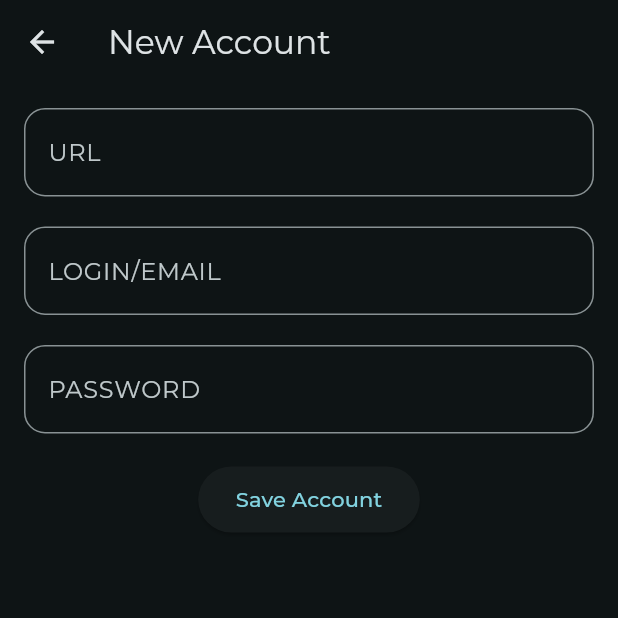
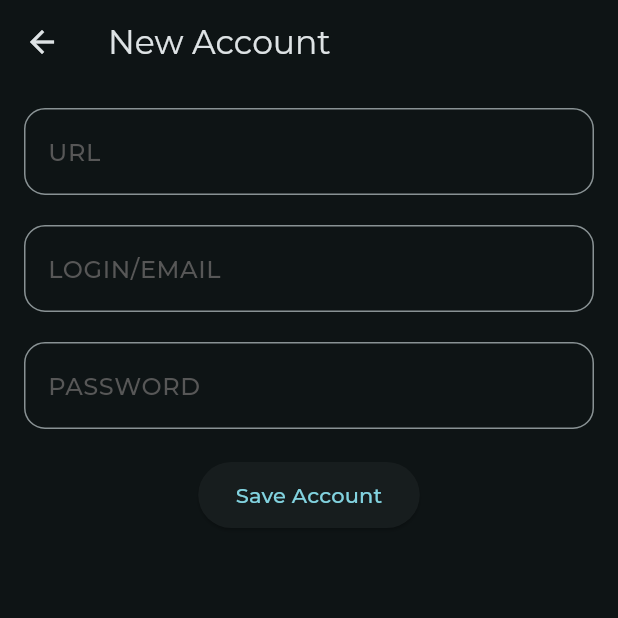
Before and after one commit to uhsmsc/password_manager, a Flutter app: the screen it shows after launch, after a tap on the "add circle outline" icon, on a phone screen of 412 x 824 dp, the top half of it. Run offline on Flutter 3.47's test engine with Material 3 defaults, Android fonts, the light colour scheme and no system bars; our stand-ins replace cached_network_image, google_fonts; network calls fail.

Commit message:
Change of style

```diff
--- a/lib/main.dart
+++ b/lib/main.dart
@@ -9,7 +9,22 @@ final theme = ThemeData(
     brightness: Brightness.dark,
     seedColor: const Color.fromARGB(255, 18, 18, 18),
   ),
-  textTheme: GoogleFonts.montserratTextTheme(),
+  textTheme: GoogleFonts.montserratTextTheme().copyWith(
+    bodyLarge: GoogleFonts.montserrat(
+      color: const Color.fromARGB(255, 255, 255, 255),
+      fontSize: 20,
+      fontWeight: FontWeight.w600,
+    ),
+    bodyMedium: GoogleFonts.montserrat(
+      color: const Color.fromARGB(255, 255, 255, 255),
+      fontSize: 18,
+    ),
+    bodySmall: GoogleFonts.montserrat(
+      color: const Color.fromARGB(255, 87, 87, 87),
+      fontSize: 16,
+      fontWeight: FontWeight.w500,
+    ),
+  ),
 );
 
 void main() {
--- a/lib/screens/accounts_list.dart
+++ b/lib/screens/accounts_list.dart
@@ -1,10 +1,11 @@
 import 'package:flutter/material.dart';
+import 'package:pwd/data/dummy_data.dart';
 import 'package:pwd/models/account.dart';
 import 'package:pwd/screens/new_account.dart';
 import 'package:pwd/widgets/account_item.dart';
 
 class AccountsListScreen extends StatefulWidget {
-  const AccountsListScreen({Key? key}) : super(key: key);
+  const AccountsListScreen({super.key});
 
   @override
   State<StatefulWidget> createState() {
@@ -13,7 +14,7 @@ class AccountsListScreen extends StatefulWidget {
 }
 
 class _AccountsListScreenState extends State<AccountsListScreen> {
-  final List<Account> accounts = [];
+  final List<Account> accounts = duumyAccounts;
 
   void _openAddAccount(BuildContext context) async {
     final newAccount = await Navigator.of(context).push(
--- a/lib/screens/new_account.dart
+++ b/lib/screens/new_account.dart
@@ -2,7 +2,7 @@ import 'package:flutter/material.dart';
 import 'package:pwd/models/account.dart';
 
 class NewAccountScreen extends StatelessWidget {
-  NewAccountScreen({Key? key, required this.onSave}) : super(key: key);
+  NewAccountScreen({super.key, required this.onSave});
 
   final Function(Account) onSave;
 
@@ -23,12 +23,10 @@ class NewAccountScreen extends StatelessWidget {
           children: [
             TextField(
               controller: _urlController,
-              style: Theme.of(context).textTheme.bodyLarge!.copyWith(
-                    color: Theme.of(context).colorScheme.onBackground,
-                    fontSize: 18,
-                  ),
+              style: Theme.of(context).textTheme.bodyMedium,
               decoration: InputDecoration(
                 labelText: 'URL',
+                labelStyle: Theme.of(context).textTheme.bodySmall,
                 border: OutlineInputBorder(
                   borderRadius: BorderRadius.circular(14),
                 ),
@@ -39,12 +37,10 @@ class NewAccountScreen extends StatelessWidget {
             ),
             TextField(
               controller: _loginController,
-              style: Theme.of(context).textTheme.bodyLarge!.copyWith(
-                    color: Theme.of(context).colorScheme.onBackground,
-                    fontSize: 18,
-                  ),
+              style: Theme.of(context).textTheme.bodyMedium,
               decoration: InputDecoration(
                 labelText: 'LOGIN/EMAIL',
+                labelStyle: Theme.of(context).textTheme.bodySmall,
                 border: OutlineInputBorder(
                   borderRadius: BorderRadius.circular(14),
                 ),
@@ -55,12 +51,10 @@ class NewAccountScreen extends StatelessWidget {
             ),
             TextField(
               controller: _passwordController,
-              style: Theme.of(context).textTheme.bodyLarge!.copyWith(
-                    color: Theme.of(context).colorScheme.onBackground,
-                    fontSize: 18,
-                  ),
+              style: Theme.of(context).textTheme.bodyMedium,
               decoration: InputDecoration(
                 labelText: 'PASSWORD',
+                labelStyle: Theme.of(context).textTheme.bodySmall,
                 border: OutlineInputBorder(
                   borderRadius: BorderRadius.circular(14),
                 ),
```
Also changed, not shown: lib/data/dummy_data.dart (+4 -4 lines), lib/screens/account_details.dart (added, +110 -0 lines), lib/widgets/account_item.dart (+25 -1 lines).
